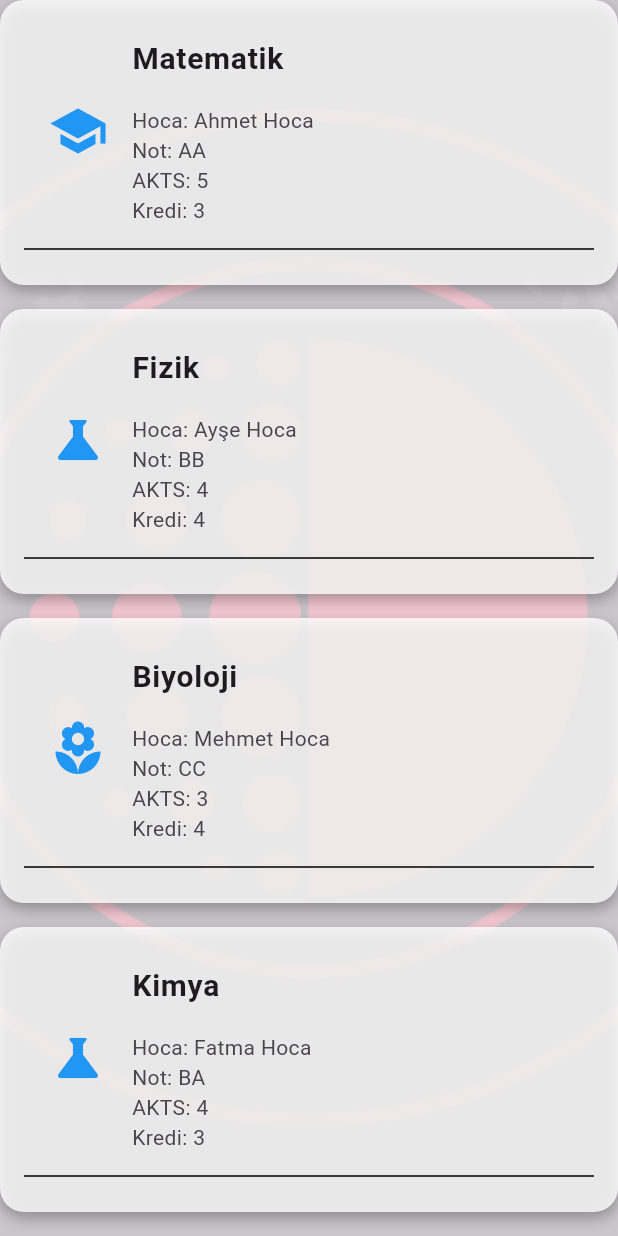
After one commit to ugurakcaydev/DogusApp, a Flutter app: the AlinanDersler screen opened by its route, on a phone screen of 412 x 824 dp. The commit adds this screen. Run offline on Flutter 3.47's test engine with Material 3 defaults, Android fonts, the phone set to English and light mode, and no system bars; our stand-ins replace curved_navigation_bar, fluttertoast, get; statements that could not run were skipped.

Commit message:
AlinanDers Güncellendi

```diff
--- a/lib/navbar/navbar.dart
+++ b/lib/navbar/navbar.dart
@@ -2,7 +2,7 @@ import 'package:curved_navigation_bar/curved_navigation_bar.dart';
 import 'package:dogus_app/controller/controller.dart';
 import 'package:dogus_app/pages/chart.dart';
 import 'package:dogus_app/pages/home.dart';
-import 'package:dogus_app/pages/note.dart';
+import 'package:dogus_app/pages/AlinanDersler.dart';
 import 'package:dogus_app/pages/profile.dart';
 import 'package:dogus_app/pages/setting.dart';
 import 'package:flutter/material.dart';
@@ -26,14 +26,14 @@ class _NavbarState extends State<Navbar> {
           body: SafeArea(
             child: IndexedStack(
               index: controller.tabIndex,
-              children: const [Home(), Note(), Chart(), Setting(), Profile()],
+              children: const [Home(), AlinanDersler(), Chart(), Setting(), Profile()],
             ),
           ),
           bottomNavigationBar: CurvedNavigationBar(
             height: 60,
             items: [
               _bottombarItem(Icons.home, 25),
-              _bottombarItem(Icons.note, 25),
+              _bottombarItem(Icons.school_sharp, 25),
               _bottombarItem(Icons.show_chart, 25),
               _bottombarItem(Icons.settings, 25),
               _bottombarItem(Icons.man, 25)
--- /dev/null
+++ b/lib/pages/AlinanDersler.dart
@@ -0,0 +1,155 @@
+import 'package:flutter/material.dart';
+
+class AlinanDersler extends StatefulWidget {
+  const AlinanDersler({Key? key}) : super(key: key);
+
+  @override
+  _AlinanDerslerState createState() => _AlinanDerslerState();
+}
+
+class _AlinanDerslerState extends State<AlinanDersler> {
+  List<Map<String, dynamic>> dummyData = [
+    {
+      "lessonName": "Matematik",
+      "instructor": "Ahmet Hoca",
+      "grade": "AA",
+      "akts": 5,
+      "credit": 3,
+      "icon": Icons.school_sharp,
+      "details": "Matematik dersi ile ilgili ek bilgiler burada yer alacak.",
+    },
+    {
+      "lessonName": "Fizik",
+      "instructor": "Ayşe Hoca",
+      "grade": "BB",
+      "akts": 4,
+      "credit": 4,
+      "icon": Icons.science_sharp,
+      "details": "Fizik dersi ile ilgili ek bilgiler burada yer alacak.",
+    },
+    {
+      "lessonName": "Biyoloji",
+      "instructor": "Mehmet Hoca",
+      "grade": "CC",
+      "akts": 3,
+      "credit": 4,
+      "icon": Icons.local_florist_sharp,
+      "details": "Biyoloji dersi ile ilgili ek bilgiler burada yer alacak.",
+    },
+    {
+      "lessonName": "Kimya",
+      "instructor": "Fatma Hoca",
+      "grade": "BA",
+      "akts": 4,
+      "credit": 3,
+      "icon": Icons.science_sharp,
+      "details": "Kimya dersi ile ilgili ek bilgiler burada yer alacak.",
+    },
+    // Diğer dersler...
+  ];
+
+  int? selectedLessonIndex;
+
+  @override
+  Widget build(BuildContext context) {
+    return Scaffold(
+      body: Container(
+        decoration: BoxDecoration(
+          image: DecorationImage(
+            image: AssetImage("images/Dogus_universitesi_logo.png"),
+            fit: BoxFit.cover,
+            colorFilter: ColorFilter.mode(
+              Colors.black.withOpacity(0.2),
+              BlendMode.dstATop,
+            ),
+          ),
+        ),
+        child: ListView.builder(
+          itemCount: dummyData.length,
+          itemBuilder: (context, index) {
+            var lesson = dummyData[index];
+            return GestureDetector(
+              onTap: () {
+                setState(() {
+                  if (selectedLessonIndex == index) {
+                    selectedLessonIndex = null;
+                  } else {
+                    selectedLessonIndex = index;
+                  }
+                });
+              },
+              child: AnimatedContainer(
+                duration: Duration(milliseconds: 500),
+                curve: Curves.easeInOut,
+                margin: EdgeInsets.only(bottom: 16),
+                padding: EdgeInsets.all(16),
+                decoration: BoxDecoration(
+                  color: Colors.white.withOpacity(0.8),
+                  borderRadius: BorderRadius.circular(
+                    selectedLessonIndex == index ? 0 : 16,
+                  ),
+                  boxShadow: [
+                    BoxShadow(
+                      color: Colors.black.withOpacity(0.3),
+                      blurRadius: 8,
+                      offset: Offset(0, 4),
+                    ),
+                  ],
+                ),
+                child: Column(
+                  children: [
+                    ListTile(
+                      leading: Icon(
+                        lesson['icon'],
+                        size: 40,
+                        color: Colors.blue,
+                      ),
+                      title: Text(
+                        lesson['lessonName']!,
+                        style: TextStyle(
+                          fontWeight: FontWeight.bold,
+                          fontSize: 20,
+                        ),
+                      ),
+                      subtitle: Column(
+                        crossAxisAlignment: CrossAxisAlignment.start,
+                        children: [
+                          SizedBox(height: 16),
+                          Text('Hoca: ${lesson['instructor']}'),
+                          Text('Not: ${lesson['grade']}'),
+                          Text('AKTS: ${lesson['akts']}'),
+                          Text('Kredi: ${lesson['credit']}'),
+                        ],
+                      ),
+                      tileColor: Colors.transparent,
+                      shape: RoundedRectangleBorder(
+                        borderRadius: BorderRadius.circular(12),
+                      ),
+                    ),
+                    if (selectedLessonIndex == index)
+                      Container(
+                        margin: EdgeInsets.only(top: 16),
+                        padding: EdgeInsets.all(12),
+                        color: Colors.blue.withOpacity(0.3),
+                        child: Column(
+                          crossAxisAlignment: CrossAxisAlignment.start,
+                          children: [
+                            Text('Ek Bilgiler:',
+                                style: TextStyle(
+                                    fontWeight: FontWeight.bold, fontSize: 16)),
+                            SizedBox(height: 8),
+                            Text(lesson['details'] ?? ''),
+                          ],
+                        ),
+                      ),
+                    Divider(color: Colors.black),
+                  ],
+                ),
+              ),
+            );
+          },
+        ),
+      ),
+    );
+  }
+}
--- a/lib/pages/home.dart
+++ b/lib/pages/home.dart
@@ -74,6 +74,10 @@ class _HomePageState extends State<Home> {
                       decoration: BoxDecoration(
                         borderRadius: BorderRadius.circular(100),
                         color: Colors.white,
+                        image: DecorationImage(
+                          image: AssetImage("images/PP.jpg"),
+                          fit: BoxFit.cover,
+                        ),
                       ),
                     ),
                     Container(
@@ -81,11 +85,11 @@ class _HomePageState extends State<Home> {
                       child: Column(
                         children: [
                           Text(
-                            "UĞUR AKÇAY",
+                            "Muhammed Uğur Emre",
                             style: TextStyle(fontSize: 20, color: Colors.white),
                           ),
                           Text(
-                            "202103011043",
+                            "202103011020",
                             style: TextStyle(fontSize: 12, color: Colors.white),
                           ),
                           Text(
@@ -117,7 +121,7 @@ class _HomePageState extends State<Home> {
                           VerticalLine(),
                           ColumnTextWidget(title: "ANO", describe: "0,00"),
                           VerticalLine(),
-                          ColumnTextWidget(title: "AGNO", describe: "2,77"),
+                          ColumnTextWidget(title: "AGNO", describe: "2,64"),
                         ],
                       ),
                     )
@@ -148,7 +152,7 @@ class _HomePageState extends State<Home> {
                         Row(
                           crossAxisAlignment: CrossAxisAlignment.center,
                           children: [
-                            Text("17 °",
+                            Text("4 °",
                                 style: TextStyle(
                                     fontSize: 32, color: Colors.white)),
                             SizedBox(
@@ -162,7 +166,7 @@ class _HomePageState extends State<Home> {
                               mainAxisAlignment: MainAxisAlignment.end,
                               crossAxisAlignment: CrossAxisAlignment.start,
                               children: [
-                                Text("Cumartesi, 02 Aralık",
+                                Text("Pazar, 17 Aralık",
                                     style: TextStyle(
                                         fontSize: 13, color: Colors.white)),
                                 Row(
--- a/lib/pages/note.dart
+++ /dev/null
@@ -1,20 +0,0 @@
-import 'package:flutter/material.dart';
-
-class Note extends StatefulWidget {
-  const Note({ Key? key }) : super(key: key);
-
-  @override
-  _NoteState createState() => _NoteState();
-}
-
-class _NoteState extends State<Note> {
-  @override
-  Widget build(BuildContext context) {
-    return Scaffold(
-      backgroundColor: Colors.white70,
-      body: Center(
-        child: Text("Note"),
-      ),
-    );
-  }
-}
--- a/lib/pages/setting.dart
+++ b/lib/pages/setting.dart
@@ -11,9 +11,9 @@ class _SettingState extends State<Setting> {
   @override
   Widget build(BuildContext context) {
     return Scaffold(
-      backgroundColor: Colors.black54,
+      backgroundColor: Colors.yellow,
       body: Center(
-        child: Text("Setting"),
+        child: Text("Göksu"),
       ),
     );
   }
--- a/lib/routes/routes.dart
+++ b/lib/routes/routes.dart
@@ -2,7 +2,7 @@ import "package:dogus_app/navbar/navbar.dart";
 import "package:dogus_app/pages/chart.dart";
 import 'package:dogus_app/pages/home.dart';
 import 'package:dogus_app/pages/login.dart';
-import "package:dogus_app/pages/note.dart";
+import "package:dogus_app/pages/AlinanDersler.dart";
 import "package:dogus_app/pages/profile.dart";
 import "package:dogus_app/pages/setting.dart";
 import "package:get/get.dart";
@@ -12,7 +12,7 @@ class AppPage {
     GetPage(name: navbar, page: () => const Navbar()),
     GetPage(name: login, page: () => const LoginPage()),
     GetPage(name: home, page: () => const Home()),
-    GetPage(name: note, page: () => const Note()),
+    GetPage(name: alinanDersler, page: () => const AlinanDersler()),
     GetPage(name: chart, page: () => const Chart()),
     GetPage(name: setting, page: () => const Setting()),
     GetPage(name: profile, page: () => const Profile()),
@@ -21,7 +21,7 @@ class AppPage {
   static getnavbar() => navbar;
   static getlogin() => login;
   static gethome() => home;
-  static getnote() => note;
+  static getAlinanDersler() => AlinanDersler;
   static getchart() => chart;
   static getsetting() => setting;
   static getprofile() => profile;
@@ -30,7 +30,7 @@ class AppPage {
   static String navbar = "/";
   static String login = "/login";
   static String home = "/home";
-  static String note = "/note";
+  static String alinanDersler = "/AlinanDersler";
   static String chart = "/chart";
   static String setting = "/setting";
   static String profile = "/profile";
--- a/pubspec.yaml
+++ b/pubspec.yaml
@@ -30,6 +30,7 @@ environment:
 dependencies:
   flutter:
     sdk: flutter
+  cloud_firestore: ^4.13.0
 
 
   # The following adds the Cupertino Icons font to your application.
@@ -38,7 +39,6 @@ dependencies:
   http: ^1.1.0
   buttons_tabbar: ^1.3.8
   firebase_auth: ^4.13.0
-  cloud_firestore: ^4.13.0
   firebase_core: ^2.22.0
   fluttertoast: ^8.2.4
   get: ^4.6.6
```
Also changed, not shown: lib/main.dart (+0 -16 lines), images/PP.jpg (added), pubspec.lock, 1 other file.
